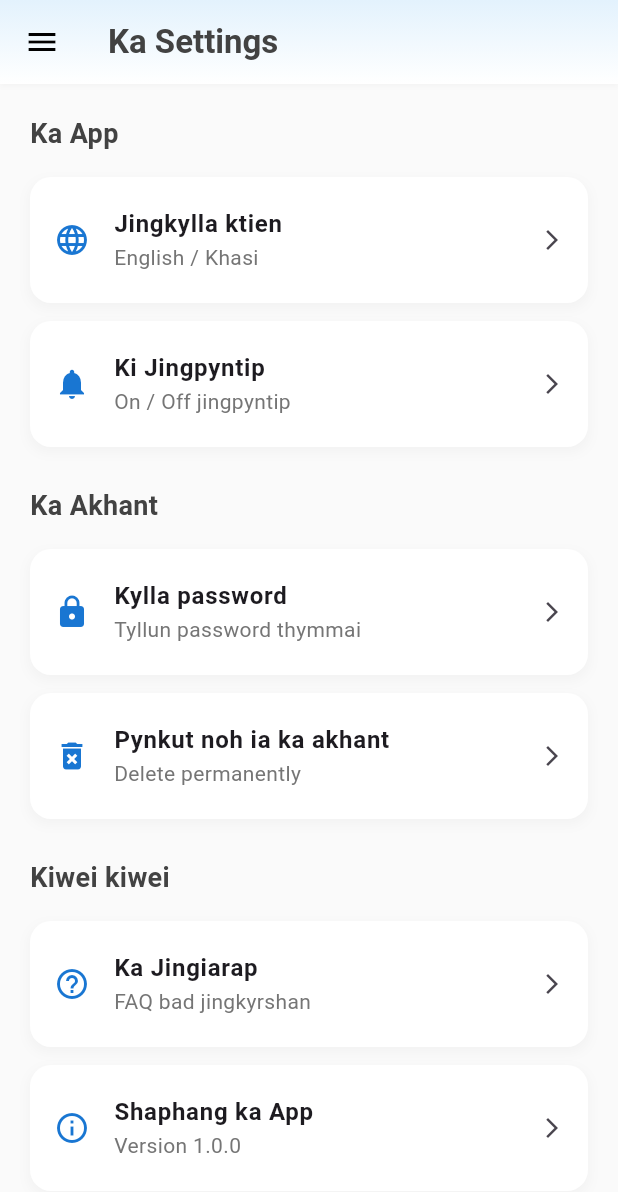
After one commit to BanteiNongsiej/banpeittarik, a Flutter app: the SettingsScreen screen opened by its route, on a phone screen of 412 x 824 dp. The commit adds this screen. Shown: the top 1192 px of the screen. Run offline on Flutter 3.47's test engine with Material 3 defaults, Android fonts, the phone set to English and light mode, and no system bars; our stand-ins replace animated_splash_screen, font_awesome_flutter, table_calendar.

Commit message:
lah release binag

```diff
--- a/lib/Screens/home.dart
+++ b/lib/Screens/home.dart
@@ -10,7 +10,7 @@ class HomeScreen extends StatefulWidget {
 }
 
 class _HomeScreenState extends State<HomeScreen> {
-  final DateTime _firstMonth = DateTime.utc(2024, 1, 1);
+  final DateTime _firstMonth = DateTime.utc(1980, 1, 1);
   final DateTime _lastMonth = DateTime.utc(DateTime.now().year + 100, 12, 1);
 
   DateTime _selectedDay = DateTime.now();
@@ -140,7 +140,7 @@ class _HomeScreenState extends State<HomeScreen> {
                                 Text(
                                   year.toString(),
                                   style: TextStyle(
-                                    fontWeight: FontWeight.w600,
+                                    fontWeight: FontWeight.bold,
                                     fontSize: 18,
                                     color: Colors.black,
                                   ),
@@ -190,6 +190,7 @@ class _HomeScreenState extends State<HomeScreen> {
                             });
                           },
                           headerVisible: false,
+                          availableGestures: AvailableGestures.none,
                           calendarStyle: CalendarStyle(
                             defaultTextStyle: TextStyle(
                               color: Colors.grey[800],
--- /dev/null
+++ b/lib/Screens/setting.dart
@@ -0,0 +1,170 @@
+import 'package:flutter/material.dart';
+import 'package:banpeittarik/Widget/tarik_drawer.dart';
+
+class SettingsScreen extends StatelessWidget {
+  const SettingsScreen({super.key});
+
+  @override
+  Widget build(BuildContext context) {
+    return Scaffold(
+      backgroundColor: Colors.grey[50],
+      drawer: TarikDrawer(
+        onItemSelected: (index) {
+          Navigator.pop(context); // Close drawer
+          Navigator.pop(context); // Exit settings screen to dashboard
+        },
+      ),
+      appBar: PreferredSize(
+        preferredSize: const Size.fromHeight(kToolbarHeight),
+        child: Container(
+          decoration: BoxDecoration(
+            boxShadow: [
+              BoxShadow(
+                color: Colors.grey.withOpacity(0.1),
+                blurRadius: 3,
+                offset: const Offset(0, 1),
+              ),
+            ],
+          ),
+          child: AppBar(
+            iconTheme: const IconThemeData(color: Colors.black),
+            elevation: 0,
+            backgroundColor: Colors.white,
+            title: Text(
+              'Ka Settings',
+              style: TextStyle(
+                color: Colors.grey[800],
+                fontWeight: FontWeight.bold,
+              ),
+            ),
+            flexibleSpace: Container(
+              decoration: BoxDecoration(
+                gradient: LinearGradient(
+                  colors: [Colors.blue[50]!, Colors.white],
+                  begin: Alignment.topCenter,
+                  end: Alignment.bottomCenter,
+                ),
+              ),
+            ),
+          ),
+        ),
+      ),
+      body: ListView(
+        padding: const EdgeInsets.all(20),
+        children: [
+          _buildSectionTitle('Ka App'),
+          _buildSettingTile(
+            icon: Icons.language,
+            title: 'Jingkylla ktien',
+            subtitle: 'English / Khasi',
+            onTap: () {
+              ScaffoldMessenger.of(context).showSnackBar(
+                const SnackBar(content: Text('Pat leh eiei kane')),
+              );
+            },
+          ),
+          _buildSettingTile(
+            icon: Icons.notifications,
+            title: 'Ki Jingpyntip',
+            subtitle: 'On / Off jingpyntip',
+            onTap: () {
+              ScaffoldMessenger.of(context).showSnackBar(
+                const SnackBar(content: Text('Pat leh eiei kane')),
+              );
+            },
+          ),
+          const SizedBox(height: 20),
+          _buildSectionTitle('Ka Akhant'),
+          _buildSettingTile(
+            icon: Icons.lock,
+            title: 'Kylla password',
+            subtitle: 'Tyllun password thymmai',
+            onTap: () {
+              ScaffoldMessenger.of(context).showSnackBar(
+                const SnackBar(content: Text('Pat leh eiei kane')),
+              );
+            },
+          ),
+          _buildSettingTile(
+            icon: Icons.delete_forever,
+            title: 'Pynkut noh ia ka akhant',
+            subtitle: 'Delete permanently',
+            onTap: () {
+              ScaffoldMessenger.of(context).showSnackBar(
+                const SnackBar(content: Text('Pat leh eiei kane')),
+              );
+            },
+          ),
+          const SizedBox(height: 20),
+          _buildSectionTitle('Kiwei kiwei'),
+          _buildSettingTile(
+            icon: Icons.help_outline,
+            title: 'Ka Jingiarap',
+            subtitle: 'FAQ bad jingkyrshan',
+            onTap: () {
+              ScaffoldMessenger.of(context).showSnackBar(
+                const SnackBar(content: Text('Pat leh eiei kane')),
+              );
+            },
+          ),
+          _buildSettingTile(
+            icon: Icons.info_outline,
+            title: 'Shaphang ka App',
+            subtitle: 'Version 1.0.0',
+            onTap: () {
+              Navigator.pushNamed(context, '/about');
+            },
+          ),
+        ],
+      ),
+    );
+  }
+
+  Widget _buildSectionTitle(String title) {
+    return Padding(
+      padding: const EdgeInsets.only(bottom: 10),
+      child: Text(
+        title,
+        style: TextStyle(
+          fontSize: 18,
+          fontWeight: FontWeight.bold,
+          color: Colors.grey[800],
+        ),
+      ),
+    );
+  }
+
+  Widget _buildSettingTile({
+    required IconData icon,
+    required String title,
+    required String subtitle,
+    required VoidCallback onTap,
+  }) {
+    return Container(
+      margin: const EdgeInsets.symmetric(vertical: 6),
+      decoration: BoxDecoration(
+        color: Colors.white,
+        borderRadius: BorderRadius.circular(14),
+        boxShadow: [
+          BoxShadow(
+            color: Colors.grey.withOpacity(0.08),
+            blurRadius: 6,
+            spreadRadius: 1,
+            offset: const Offset(0, 3),
+          ),
+        ],
+      ),
+      child: ListTile(
+        contentPadding: const EdgeInsets.symmetric(horizontal: 16, vertical: 6),
+        leading: Icon(icon, color: Colors.blue[700]),
+        title: Text(
+          title,
+          style: const TextStyle(fontWeight: FontWeight.w600, fontSize: 16),
+        ),
+        subtitle: Text(subtitle, style: TextStyle(color: Colors.grey[600])),
+        trailing: const Icon(Icons.arrow_forward_ios, size: 16),
+        onTap: onTap,
+      ),
+    );
+  }
+}
--- a/lib/Widget/tarik_drawer.dart
+++ b/lib/Widget/tarik_drawer.dart
@@ -84,7 +84,11 @@ class TarikDrawer extends StatelessWidget {
             _buildDrawerItem(
               icon: Icons.exit_to_app,
               text: 'Mih noh',
-              onTap: () => Navigator.pushNamed(context, '/login'),
+              onTap: () {
+                ScaffoldMessenger.of(context).showSnackBar(
+                  const SnackBar(content: Text('Pat leh eiei kane')),
+                );
+              },
             ),
           ],
         ),
--- a/lib/main.dart
+++ b/lib/main.dart
@@ -4,6 +4,7 @@ import 'package:banpeittarik/Screens/alarm.dart';
 import 'package:banpeittarik/Screens/holiday_list.dart';
 import 'package:banpeittarik/Screens/home.dart';
 import 'package:banpeittarik/Screens/notification.dart';
+import 'package:banpeittarik/Screens/setting.dart';
 import 'package:banpeittarik/Widget/splash.dart';
 import 'package:flutter/material.dart';
 
@@ -34,6 +35,7 @@ class MyApp extends StatelessWidget {
         '/notifications': (context) => const NotificationScreen(),
         '/about': (context) => const AboutScreen(),
         '/holiday-list': (context) => const HolidaysList(),
+        '/settings': (context) => const SettingsScreen(),
       },
     );
   }
```
